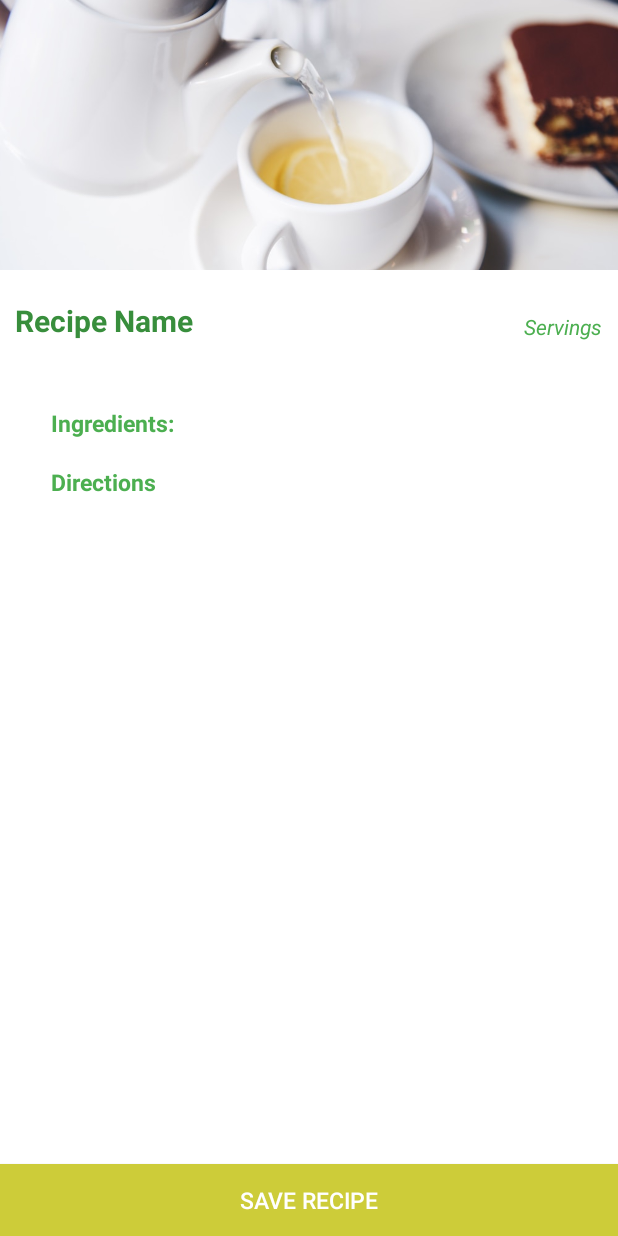
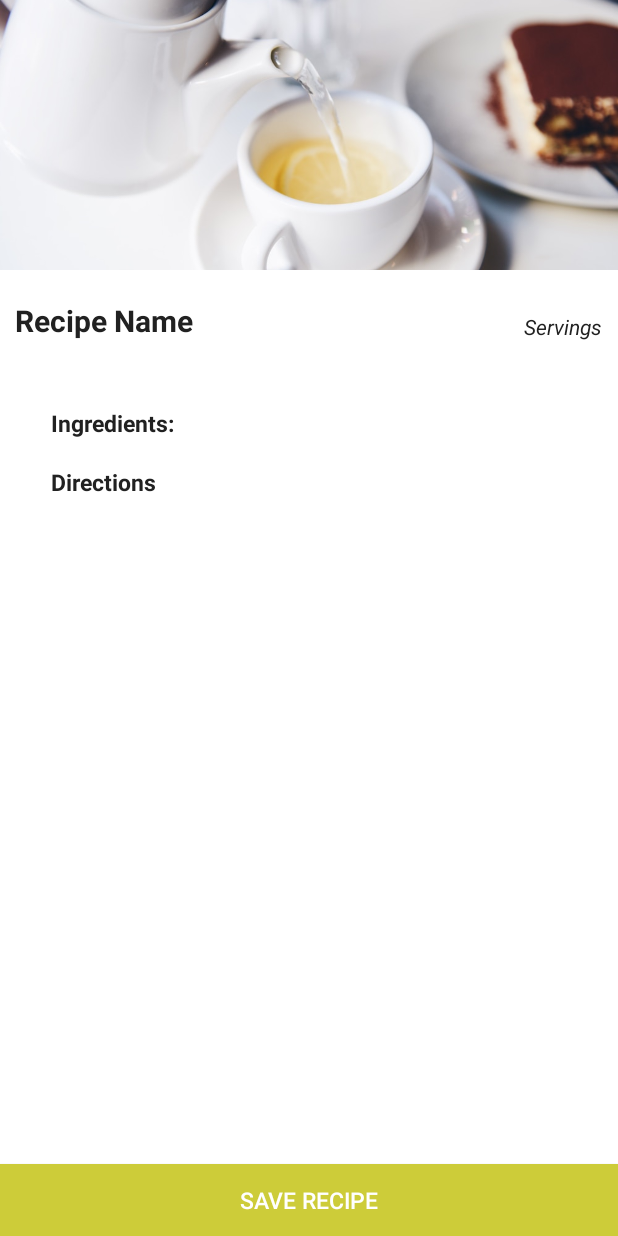
Before and after one commit to smritidas/Recipes, an Android app: the RecipeDetailActivity screen opened directly, with no data from a screen before it, on a phone screen of 412 x 824 dp. Run offline under Robolectric (Android 15) with nearby library versions, the phone set to English and light mode, and no system bars; network calls fail.

Commit message:
Fix font color

```diff
--- a/app/src/main/res/layout/activity_recipe_detail.xml
+++ b/app/src/main/res/layout/activity_recipe_detail.xml
@@ -37,7 +37,7 @@
                     android:id="@+id/recipeNameTextView"
                     android:layout_alignParentStart="true"
                     android:textSize="20sp"
-                    android:textColor="@color/colorPrimaryDark"
+                    android:textColor="@color/colorPrimaryText"
                     android:textStyle="bold"
                     />
 
@@ -48,7 +48,7 @@
                     android:id="@+id/noOfServingsTextViewTextView"
                     android:layout_alignBottom="@id/recipeNameTextView"
                     android:layout_alignParentEnd="true"
-                    android:textColor="@color/colorPrimary"
+                    android:textColor="@color/colorPrimaryText"
                     android:textStyle="italic" />
             </RelativeLayout>
 
@@ -70,7 +70,7 @@
                             android:layout_width="match_parent"
                             android:layout_height="wrap_content"
                             android:text="@string/ingredients"
-                            android:textColor="@color/colorPrimary"
+                            android:textColor="@color/colorPrimaryText"
                             android:textSize="15sp"
                             android:textStyle="bold"
                             android:gravity="start"
@@ -82,7 +82,7 @@
                             android:layout_height="wrap_content"
                             android:text="@string/directions"
                             android:id="@+id/directions"
-                            android:textColor="@color/colorPrimary"
+                            android:textColor="@color/colorPrimaryText"
                             android:textSize="15sp"
                             android:textStyle="bold"
                             android:layout_marginTop="10dp"
```
